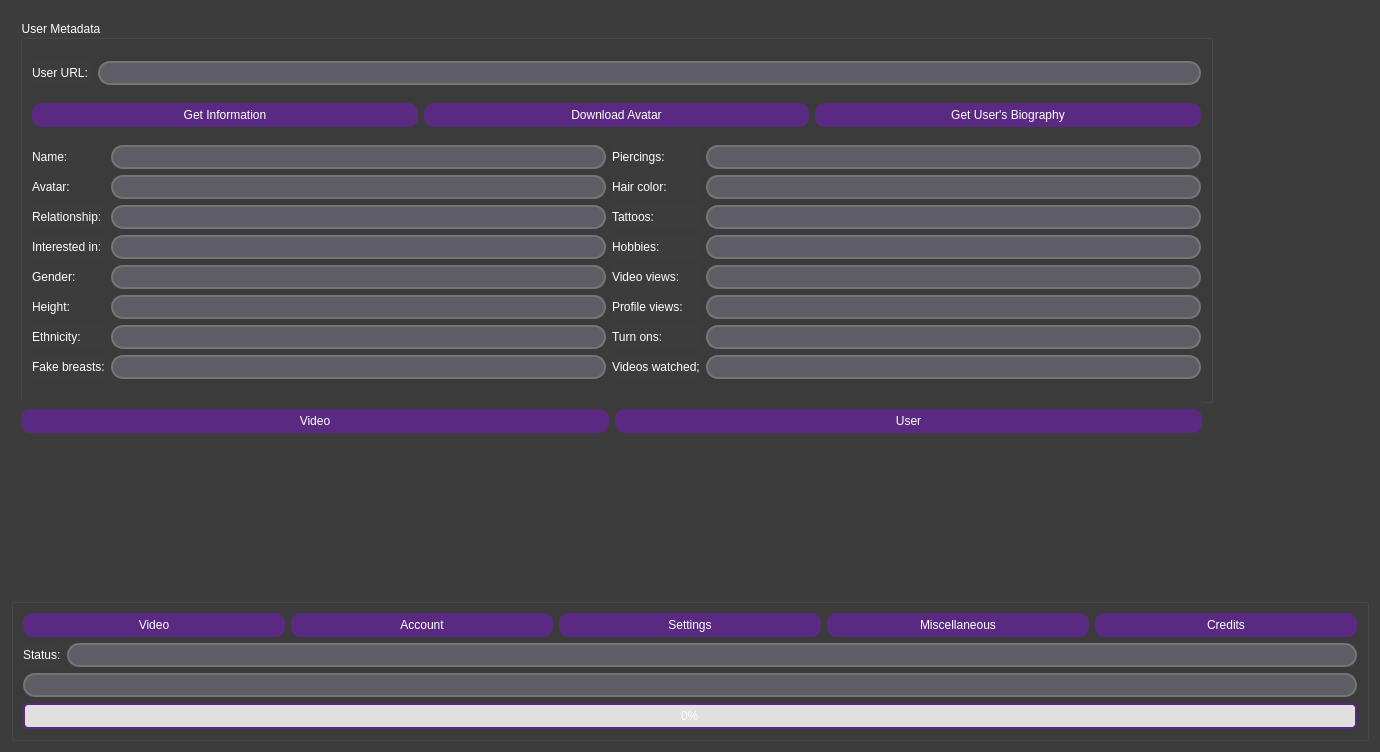
This is src/Porn_Fetch_v3.ui in EchterAlsFake/Porn_Fetch as Qt 5 draws it before an edit. The edited form follows.
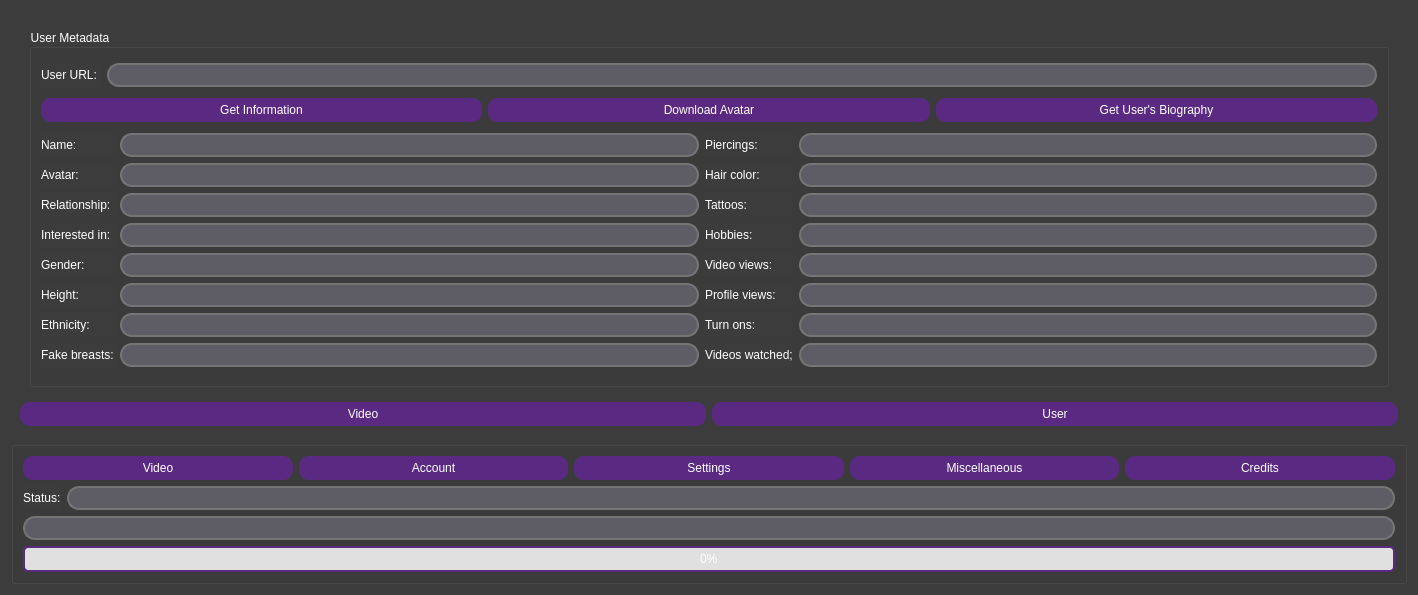
This is the edited form. The open tabs and pages were chosen to show the change.

Commit message:
Creating kivy build workflow
(Needs to be additionally fixed in further commits)

Diff of the .ui file:
```diff
--- a/src/Porn_Fetch_v3.ui
+++ b/src/Porn_Fetch_v3.ui
@@ -6,8 +6,8 @@
    <rect>
     <x>0</x>
     <y>0</y>
-    <width>1380</width>
-    <height>752</height>
+    <width>1418</width>
+    <height>595</height>
    </rect>
   </property>
   <property name="windowTitle">
@@ -1122,15 +1122,9 @@
       </layout>
      </widget>
      <widget class="QWidget" name="page_7">
+      <layout class="QGridLayout" name="gridLayout_26">
+       <item row="0" column="0">
       <widget class="QStackedWidget" name="stacked_widget_metadata">
-       <property name="geometry">
-        <rect>
-         <x>0</x>
-         <y>0</y>
-         <width>1211</width>
-         <height>401</height>
-        </rect>
-       </property>
        <property name="styleSheet">
         <string notr="true">QPushButton {
         background-color: #5a2a82;
@@ -2013,15 +2007,8 @@
         </layout>
        </widget>
       </widget>
-      <widget class="QWidget" name="horizontalLayoutWidget_3">
-       <property name="geometry">
-        <rect>
-         <x>10</x>
-         <y>390</y>
-         <width>1181</width>
-         <height>41</height>
-        </rect>
-       </property>
+       </item>
+       <item row="1" column="0">
        <layout class="QHBoxLayout" name="horizontalLayout_9">
         <item>
          <widget class="QPushButton" name="button_switch_video_metadata">
@@ -2050,7 +2037,8 @@
          </widget>
         </item>
        </layout>
-      </widget>
+       </item>
+      </layout>
      </widget>
      <widget class="QWidget" name="page_8">
       <layout class="QGridLayout" name="gridLayout_20">
```
Left out of the diff: 4 changed lines with no effect on the pictures. Lines whose indentation alone changed are shown as unchanged. The commit also changes 2 other files.
